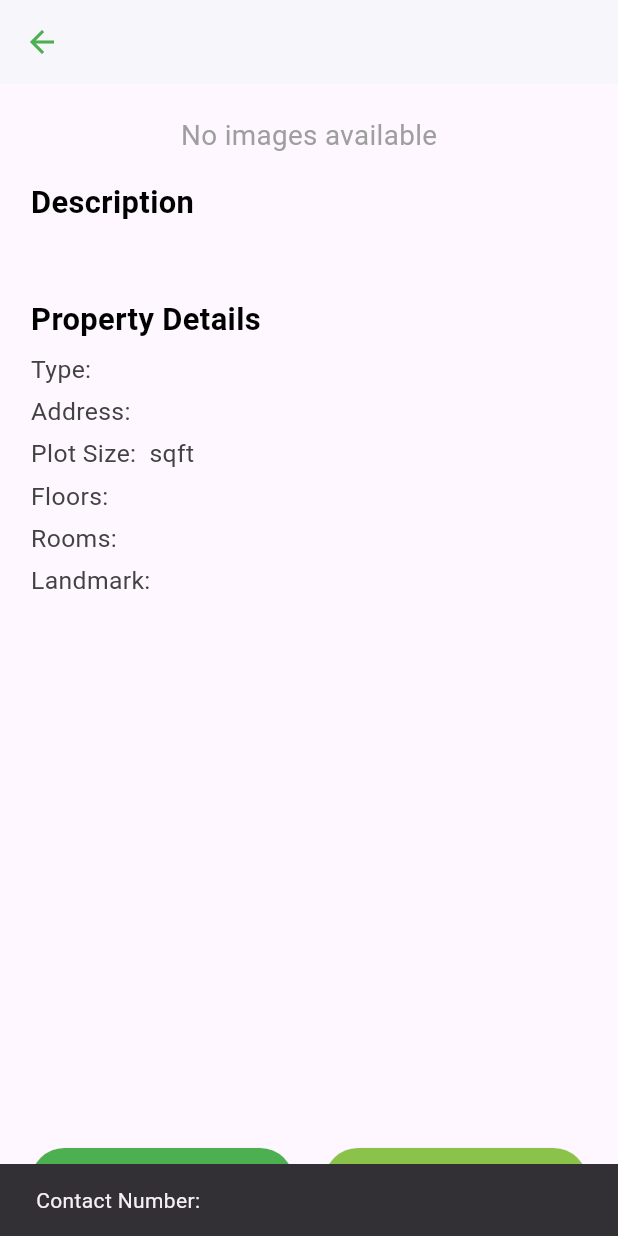
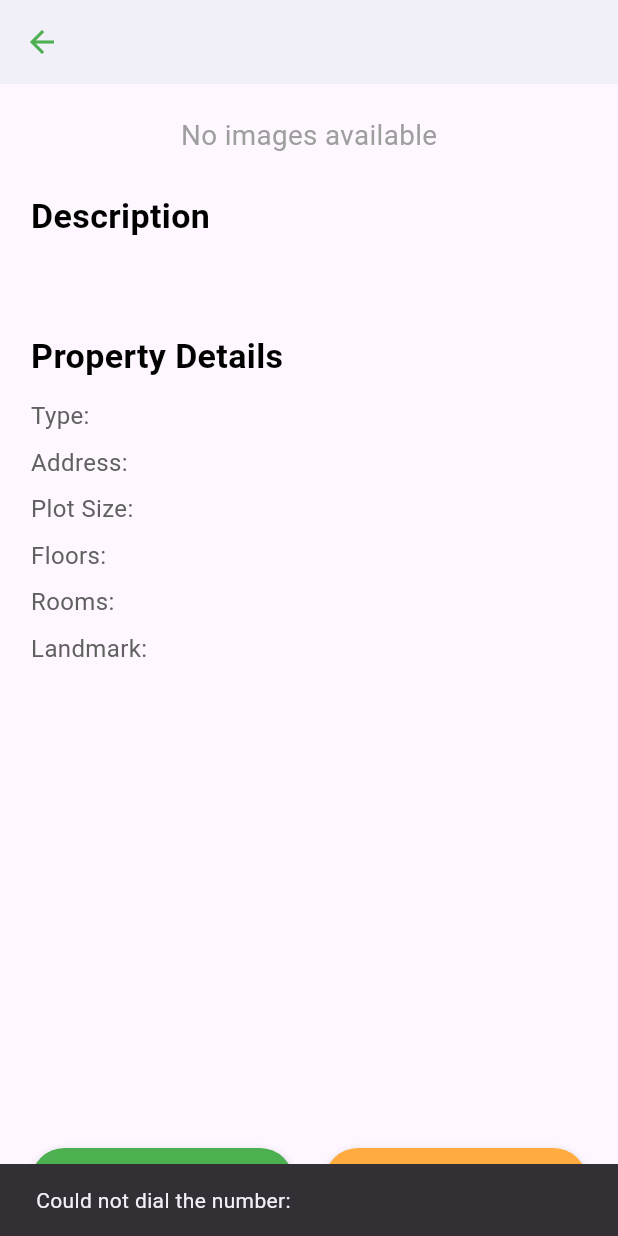
Before and after one commit to projectteam2k24/migrantworker, a Flutter app: the JobDetailsPage screen opened directly with empty values, after a tap on "Contact Provider", on a phone screen of 412 x 824 dp. Run offline on Flutter 3.47's test engine with Material 3 defaults, Android fonts, the phone set to English and light mode, and no system bars; our stand-ins replace carousel_slider, cloud_firestore, file_picker, firebase_auth, firebase_core, image_cropper and 2 more; missing offline and left inert: cloudinary; accounts and stored records are empty.

Commit message:
notication done

```diff
--- a/lib/contractor/screens/contractordetailpage.dart
+++ b/lib/contractor/screens/contractordetailpage.dart
@@ -133,7 +133,8 @@ class _ContractorAddetailPageState extends State<ContractorAddetailPage> {
   }
 
   // General Info Card (Phone, Email, etc.)
-  Widget buildInfoCard(IconData icon, String title, String content, Function() onTap) {
+  Widget buildInfoCard(
+      IconData icon, String title, String content, Function() onTap) {
     return Card(
       elevation: 5,
       shape: RoundedRectangleBorder(
--- a/lib/contractor/screens/job_details.dart
+++ b/lib/contractor/screens/job_details.dart
@@ -2,6 +2,7 @@ import 'package:flutter/material.dart';
 import 'package:carousel_slider/carousel_slider.dart';
 import 'package:photo_view/photo_view.dart';
 import 'package:photo_view/photo_view_gallery.dart';
+import 'package:url_launcher/url_launcher.dart'; // Import the url_launcher package
 
 class JobDetailsPage extends StatefulWidget {
   final Map<String, dynamic> job;
@@ -15,6 +16,18 @@ class JobDetailsPage extends StatefulWidget {
 class _JobDetailsPageState extends State<JobDetailsPage> {
   bool isFavorite = false;
 
+  // Function to launch phone dialer
+  Future<void> _launchPhoneDialer(String phoneNumber) async {
+    final Uri phoneUri = Uri(scheme: 'tel', path: phoneNumber);
+    if (await canLaunchUrl(phoneUri)) {
+      await launchUrl(phoneUri);
+    } else {
+      ScaffoldMessenger.of(context).showSnackBar(
+        SnackBar(content: Text('Could not dial the number: $phoneNumber')),
+      );
+    }
+  }
+
   @override
   Widget build(BuildContext context) {
     final job = widget.job;
@@ -27,11 +40,12 @@ class _JobDetailsPageState extends State<JobDetailsPage> {
       appBar: AppBar(
         title: Text(
           job['jobType'] ?? "Job Details",
-          style: const TextStyle(color: Colors.green),
+          style:
+              const TextStyle(color: Colors.green, fontWeight: FontWeight.bold),
         ),
         backgroundColor: Colors.white,
         iconTheme: const IconThemeData(color: Colors.green),
-        elevation: 1,
+        elevation: 4,
       ),
       body: Column(
         children: [
@@ -48,8 +62,10 @@ class _JobDetailsPageState extends State<JobDetailsPage> {
                       options: CarouselOptions(
                         height: heightFactor * 0.3,
                         autoPlay: true,
-                        enlargeCenterPage: false,
-                        viewportFraction: 1.0, // Ensures the image takes full width
+                        enlargeCenterPage: true,
+                        viewportFraction: 1.0,
+                        enableInfiniteScroll: true,
+                        autoPlayInterval: const Duration(seconds: 3),
                       ),
                       items: imageUrls.map((imageUrl) {
                         return GestureDetector(
@@ -60,9 +76,9 @@ class _JobDetailsPageState extends State<JobDetailsPage> {
                               builder: (_) => Dialog(
                                 child: Builder(
                                   builder: (context) {
-                                    // Use the image dimensions for the dialog size
-                                    final imageWidth = MediaQuery.of(context).size.width;
-                                    final imageHeight = imageWidth * 0.6; // Adjust as needed
+                                    final imageWidth =
+                                        MediaQuery.of(context).size.width;
+                                    final imageHeight = imageWidth * 0.6;
 
                                     return SizedBox(
                                       width: imageWidth,
@@ -71,16 +87,23 @@ class _JobDetailsPageState extends State<JobDetailsPage> {
                                         itemCount: imageUrls.length,
                                         builder: (context, index) {
                                           return PhotoViewGalleryPageOptions(
-                                            imageProvider: NetworkImage(imageUrls[index]),
-                                            minScale: PhotoViewComputedScale.contained,
-                                            maxScale: PhotoViewComputedScale.covered,
+                                            imageProvider:
+                                                NetworkImage(imageUrls[index]),
+                                            minScale: PhotoViewComputedScale
+                                                .contained,
+                                            maxScale:
+                                                PhotoViewComputedScale.covered,
                                           );
                                         },
-                                        scrollPhysics: const BouncingScrollPhysics(),
-                                        backgroundDecoration: const BoxDecoration(
+                                        scrollPhysics:
+                                            const BouncingScrollPhysics(),
+                                        backgroundDecoration:
+                                            const BoxDecoration(
                                           color: Colors.black,
                                         ),
-                                        pageController: PageController(initialPage: imageUrls.indexOf(imageUrl)),
+                                        pageController: PageController(
+                                            initialPage:
+                                                imageUrls.indexOf(imageUrl)),
                                       ),
                                     );
                                   },
@@ -89,11 +112,15 @@ class _JobDetailsPageState extends State<JobDetailsPage> {
                             );
                           },
                           child: ClipRRect(
-                            borderRadius: BorderRadius.circular(widthFactor * 0.03),
+                            borderRadius:
+                                BorderRadius.circular(widthFactor * 0.05),
                             child: Image.network(
                               imageUrl,
                               fit: BoxFit.cover,
-                              width: MediaQuery.of(context).size.width, // Full screen width
+                              width: MediaQuery.of(context)
+                                  .size
+                                  .width, // Full screen width
+                              height: heightFactor * 0.25,
                             ),
                           ),
                         );
@@ -110,16 +137,16 @@ class _JobDetailsPageState extends State<JobDetailsPage> {
                       ),
                     ),
 
-                  SizedBox(height: heightFactor * 0.02),
+                  SizedBox(height: heightFactor * 0.03),
                   Text(
                     "Description",
                     style: TextStyle(
-                      fontSize: widthFactor * 0.05,
+                      fontSize: widthFactor * 0.055,
                       fontWeight: FontWeight.bold,
                       color: Colors.black,
                     ),
                   ),
-                  SizedBox(height: heightFactor * 0.01),
+                  SizedBox(height: heightFactor * 0.015),
                   Text(
                     job['propertyDescription'] ?? "No description available",
                     style: TextStyle(
@@ -127,53 +154,30 @@ class _JobDetailsPageState extends State<JobDetailsPage> {
                       color: Colors.grey[800],
                     ),
                   ),
-                  SizedBox(height: heightFactor * 0.02),
+                  SizedBox(height: heightFactor * 0.03),
 
                   // Property Details
                   Text(
                     "Property Details",
                     style: TextStyle(
-                      fontSize: widthFactor * 0.05,
+                      fontSize: widthFactor * 0.055,
                       fontWeight: FontWeight.bold,
                       color: Colors.black,
                     ),
                   ),
-                  SizedBox(height: heightFactor * 0.01),
+                  SizedBox(height: heightFactor * 0.015),
                   Column(
                     crossAxisAlignment: CrossAxisAlignment.start,
                     children: [
-                      Text(
-                        "Type: ${job['propertyType'] ?? 'N/A'}",
-                        style: TextStyle(fontSize: widthFactor * 0.04, color: Colors.grey[800]),
-                      ),
-                      SizedBox(height: heightFactor * 0.005),
-                      Text(
-                        "Address: ${job['address'] ?? 'N/A'}",
-                        style: TextStyle(fontSize: widthFactor * 0.04, color: Colors.grey[800]),
-                      ),
-                      SizedBox(height: heightFactor * 0.005),
-                      Text(
-                        "Plot Size: ${job['plotSize'] ?? 'N/A'} sqft",
-                        style: TextStyle(fontSize: widthFactor * 0.04, color: Colors.grey[800]),
-                      ),
-                      SizedBox(height: heightFactor * 0.005),
-                      Text(
-                        "Floors: ${job['floors'] ?? 'N/A'}",
-                        style: TextStyle(fontSize: widthFactor * 0.04, color: Colors.grey[800]),
-                      ),
-                      SizedBox(height: heightFactor * 0.005),
-                      Text(
-                        "Rooms: ${job['rooms'] ?? 'N/A'}",
-                        style: TextStyle(fontSize: widthFactor * 0.04, color: Colors.grey[800]),
-                      ),
-                      SizedBox(height: heightFactor * 0.005),
-                      Text(
-                        "Landmark: ${job['landmark'] ?? 'N/A'}",
-                        style: TextStyle(fontSize: widthFactor * 0.04, color: Colors.grey[800]),
-                      ),
+                      _buildPropertyInfo("Type", job['propertyType']),
+                      _buildPropertyInfo("Address", job['address']),
+                      _buildPropertyInfo("Plot Size", job['plotSize']),
+                      _buildPropertyInfo("Floors", job['floors']),
+                      _buildPropertyInfo("Rooms", job['rooms']),
+                      _buildPropertyInfo("Landmark", job['landmark']),
                     ],
                   ),
-                  SizedBox(height: heightFactor * 0.03),
+                  SizedBox(height: heightFactor * 0.04),
                 ],
               ),
             ),
@@ -191,23 +195,28 @@ class _JobDetailsPageState extends State<JobDetailsPage> {
                 Expanded(
                   child: ElevatedButton.icon(
                     onPressed: () {
-                      // Add contact logic here (e.g., opening dialer)
                       final contactNumber = job['contactNumber'] ?? "N/A";
-                      ScaffoldMessenger.of(context).showSnackBar(
-                        SnackBar(
-                          content: Text("Contact Number: $contactNumber"),
-                        ),
-                      );
+                      if (contactNumber != "N/A") {
+                        _launchPhoneDialer(contactNumber);
+                      } else {
+                        ScaffoldMessenger.of(context).showSnackBar(
+                          SnackBar(
+                              content: Text('No contact number available')),
+                        );
+                      }
                     },
                     style: ElevatedButton.styleFrom(
+                      foregroundColor: Colors.white,
                       backgroundColor: Colors.green,
-                      padding: EdgeInsets.symmetric(vertical: heightFactor * 0.015),
+                      padding:
+                          EdgeInsets.symmetric(vertical: heightFactor * 0.015),
+                      shape: RoundedRectangleBorder(
+                        borderRadius: BorderRadius.circular(30),
+                      ),
+                      elevation: 5,
                     ),
-                    icon: const Icon(Icons.phone, color: Colors.white),
-                    label: const Text(
-                      "Contact Provider",
-                      style: TextStyle(color: Colors.white),
-                    ),
+                    icon: const Icon(Icons.phone),
+                    label: const Text("Contact Provider"),
                   ),
                 ),
                 SizedBox(width: widthFactor * 0.05),
@@ -230,17 +239,19 @@ class _JobDetailsPageState extends State<JobDetailsPage> {
                       );
                     },
                     style: ElevatedButton.styleFrom(
-                      backgroundColor: Colors.lightGreen,
-                      padding: EdgeInsets.symmetric(vertical: heightFactor * 0.015),
+                      foregroundColor: Colors.white,
+                      backgroundColor: Colors.orangeAccent,
+                      padding:
+                          EdgeInsets.symmetric(vertical: heightFactor * 0.015),
+                      shape: RoundedRectangleBorder(
+                        borderRadius: BorderRadius.circular(30),
+                      ),
+                      elevation: 5,
                     ),
                     icon: Icon(
                       isFavorite ? Icons.favorite : Icons.favorite_border,
-                      color: Colors.white,
                     ),
-                    label: Text(
-                      isFavorite ? "Favorited" : "Add to Favorites",
-                      style: const TextStyle(color: Colors.white),
-                    ),
+                    label: Text(isFavorite ? "Favorited" : "Add to Favorites"),
                   ),
                 ),
               ],
@@ -250,4 +261,15 @@ class _JobDetailsPageState extends State<JobDetailsPage> {
       ),
     );
   }
+
+  // Helper function to build property info
+  Widget _buildPropertyInfo(String label, dynamic value) {
+    return Padding(
+      padding: const EdgeInsets.only(bottom: 8.0),
+      child: Text(
+        "$label: ${value ?? 'N/A'}",
+        style: TextStyle(fontSize: 16, color: Colors.grey[700]),
+      ),
+    );
+  }
 }
--- a/lib/main.dart
+++ b/lib/main.dart
@@ -3,6 +3,7 @@
 import 'package:firebase_core/firebase_core.dart';
 import 'package:flutter/material.dart';
 import 'package:migrantworker/chat_page.dart';
+import 'package:migrantworker/contractor/screens/addworkers.dart';
 import 'package:migrantworker/contractor/screens/homepage.dart';
 import 'package:migrantworker/contractor/screens/profile.dart';
 import 'package:migrantworker/contractor/screens/registration.dart';
@@ -27,5 +28,5 @@ Future<void> main() async {
   await Firebase.initializeApp(
     options: DefaultFirebaseOptions.currentPlatform,
   );
-  runApp(const MaterialApp(debugShowCheckedModeBanner: false, home: LogIn()));
+  runApp(MaterialApp(debugShowCheckedModeBanner: false, home: LogIn()));
 }
--- a/pubspec.yaml
+++ b/pubspec.yaml
@@ -43,8 +43,9 @@ dependencies:
   firebase_auth: ^5.3.4
   cloud_firestore: ^5.5.1
   cloudinary: ^1.2.0
-  url_launcher: ^6.3.1
+  url_launcher: ^6.1.0
   photo_view: ^0.14.0
+  intl: ^0.20.1
 
 dev_dependencies:
   flutter_test:
```
Also changed, not shown: lib/contractor/screens/addworkers.dart (added, +190 -0 lines), lib/contractor/screens/worker_detail.dart (+9 -3 lines), lib/worker/screens/notification.dart (+71 -22 lines), pubspec.lock.
